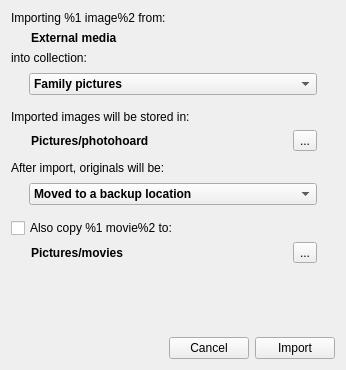
Old version of the form src/ui/ImportExternalDialog.ui in the repository wagenadl/photohoard.
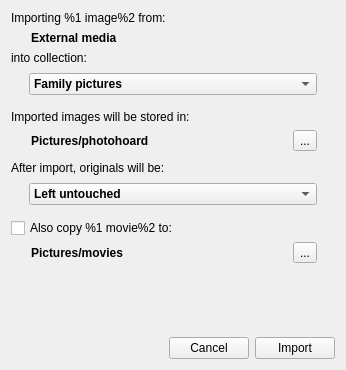
New version of the form.

Commit message: Basic import works; not yet backup stuff

What changed in the file:
```diff
--- a/src/ui/ImportExternalDialog.ui
+++ b/src/ui/ImportExternalDialog.ui
@@ -183,11 +183,6 @@
           <bold>true</bold>
          </font>
         </property>
-        <item>
-         <property name="text">
-          <string>Moved to a backup location</string>
-         </property>
-        </item>
         <item>
          <property name="text">
           <string>Left untouched</string>
```
Left out of the diff: 94 changed lines with no effect on the pictures. The commit also changes 11 other files.
